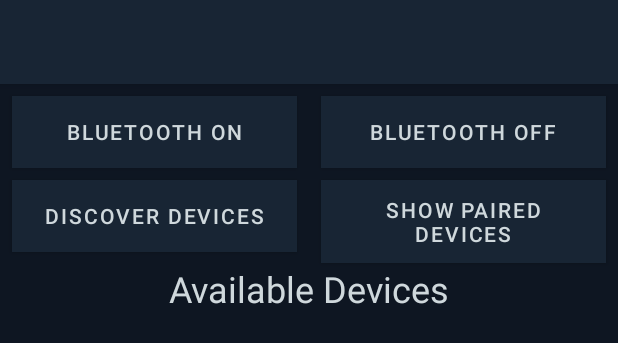
After one commit to FynnMcKracken/MFT, an Android app: the layout activity_bluetooth.xml on its own in the app's theme, with its tools: preview values and no code run, on a phone screen of 412 x 824 dp. The commit adds this screen. Shown: the top 343 px of the screen. Run offline under Robolectric (Android 15) with nearby library versions, the phone set to English and light mode, and no system bars.

Commit message:
Moved Bluetoothfragment to activity

```diff
--- /dev/null
+++ b/app/src/main/res/layout/activity_bluetooth.xml
@@ -0,0 +1,110 @@
+<?xml version="1.0" encoding="utf-8"?>
+<androidx.constraintlayout.widget.ConstraintLayout xmlns:android="http://schemas.android.com/apk/res/android"
+                                                   xmlns:app="http://schemas.android.com/apk/res-auto"
+                                                   xmlns:tools="http://schemas.android.com/tools" android:id="@+id/bluetooth_cl"
+                                                   android:clickable="true"
+                                                   android:focusable="true"
+                                                   android:layout_width="match_parent"
+                                                   android:layout_height="match_parent">
+
+        <com.google.android.material.appbar.AppBarLayout
+                android:layout_height="wrap_content"
+                android:layout_width="match_parent"
+                app:layout_constraintEnd_toEndOf="parent"
+                android:id="@+id/appBarLayout" app:layout_constraintStart_toStartOf="parent"
+                app:layout_constraintTop_toTopOf="parent">
+
+                <androidx.appcompat.widget.Toolbar
+                        android:id="@+id/bluetooth_toolbar"
+                        android:background="@color/colorPrimary"
+                        android:layout_width="match_parent"
+                        android:layout_height="?attr/actionBarSize"
+                        app:layout_scrollFlags="scroll|snap|enterAlways"
+                        app:theme="@style/ThemeOverlay.AppCompat.Dark.ActionBar"
+                        app:popupTheme="@style/ThemeOverlay.AppCompat.Light"
+                        app:layout_constraintTop_toTopOf="parent"
+                        app:layout_constraintEnd_toEndOf="parent"/>
+
+        </com.google.android.material.appbar.AppBarLayout>
+
+        <Button
+                android:text="Bluetooth On"
+                android:background="@color/blue_grey_700"
+                android:textColor="@color/blue_grey_100"
+                android:layout_width="0dp"
+                android:layout_height="wrap_content"
+                app:layout_constraintStart_toStartOf="parent"
+                app:layout_constraintEnd_toStartOf="@id/bluetooth_button_off"
+                android:id="@+id/bluetooth_button_on" android:layout_marginStart="8dp"
+                android:layout_marginEnd="8dp"
+                app:layout_constraintTop_toBottomOf="@+id/bluetooth_spinner"/>
+        <Button
+                android:text="Bluetooth Off"
+                android:background="@color/blue_grey_700"
+                android:textColor="@color/blue_grey_100"
+                android:layout_width="0dp"
+                android:layout_height="wrap_content"
+                app:layout_constraintStart_toEndOf="@id/bluetooth_button_on"
+                app:layout_constraintEnd_toEndOf="parent"
+                android:id="@+id/bluetooth_button_off" android:layout_marginEnd="8dp"
+                android:layout_marginStart="8dp"
+                app:layout_constraintTop_toTopOf="@+id/bluetooth_button_on"/>
+        <Button
+                android:text="Discover Devices"
+                android:background="@color/blue_grey_700"
+                android:textColor="@color/blue_grey_100"
+                android:layout_width="0dp"
+                android:layout_height="wrap_content"
+                app:layout_constraintTop_toBottomOf="@id/bluetooth_button_on"
+                app:layout_constraintStart_toStartOf="parent"
+                app:layout_constraintEnd_toStartOf="@id/bluetooth_button_show"
+                android:id="@+id/bluetooth_button_discover" android:layout_marginTop="8dp"
+                android:layout_marginStart="8dp" android:layout_marginEnd="8dp"/>
+        <Button
+                android:text="Show Paired Devices"
+                android:background="@color/blue_grey_700"
+                android:textColor="@color/blue_grey_100"
+                android:layout_width="0dp"
+                android:layout_height="wrap_content"
+                app:layout_constraintTop_toBottomOf="@id/bluetooth_button_off"
+                app:layout_constraintStart_toEndOf="@id/bluetooth_button_discover"
+                app:layout_constraintEnd_toEndOf="parent"
+                android:id="@+id/bluetooth_button_show" android:layout_marginTop="8dp"
+                android:layout_marginStart="8dp" android:layout_marginEnd="8dp"/>
+        <TextView
+                android:text="@string/bluetooth_devices"
+                android:textSize="24sp"
+                android:textColor="@color/blue_grey_100"
+                android:layout_width="wrap_content"
+                android:layout_height="wrap_content"
+                android:id="@+id/textView"
+                app:layout_constraintStart_toStartOf="parent"
+                app:layout_constraintEnd_toEndOf="parent"
+                android:layout_marginTop="8dp" app:layout_constraintTop_toBottomOf="@+id/bluetooth_button_discover"/>
+        <androidx.recyclerview.widget.RecyclerView
+                android:id="@+id/bluetooth_rv"
+                android:layout_width="0dp"
+                android:layout_height="0dp"
+                android:layout_marginTop="8dp"
+                app:layout_constraintTop_toBottomOf="@+id/textView" app:layout_constraintStart_toStartOf="parent"
+                android:layout_marginStart="8dp" android:layout_marginEnd="8dp"
+                app:layout_constraintEnd_toEndOf="parent" app:layout_constraintBottom_toBottomOf="parent"
+                android:layout_marginBottom="8dp"/>
+        <ProgressBar
+                android:id="@+id/bluetooth_spinner"
+                style="?android:attr/progressBarStyleHorizontal"
+                android:indeterminateOnly="true"
+                android:progressDrawable="@drawable/circular_progress_bar"
+                app:layout_constraintStart_toStartOf="parent"
+                app:layout_constraintEnd_toEndOf="parent"
+                android:visibility="invisible"
+                android:layout_width="0dp"
+                android:layout_height="wrap_content"
+                app:layout_constraintTop_toBottomOf="@id/guideline" android:paddingTop="-4dp"
+                app:layout_constraintBottom_toTopOf="@+id/guideline"/>
+        <androidx.constraintlayout.widget.Guideline
+                android:orientation="horizontal"
+                android:layout_width="wrap_content"
+                android:layout_height="wrap_content" app:layout_constraintGuide_begin="?attr/actionBarSize"
+                android:id="@+id/guideline"/>
+</androidx.constraintlayout.widget.ConstraintLayout>
```
Also changed, not shown: app/src/main/AndroidManifest.xml (+8 -2 lines), app/src/main/java/de/mckracken/mft/activities/BluetoothActivity.kt (renamed from app/src/main/java/de/mckracken/mft/fragments/NewBluetoothFragment.kt, +63 -43 lines), app/src/main/res/layout/fragment_bluetooth.xml (deleted, +0 -106 lines).
